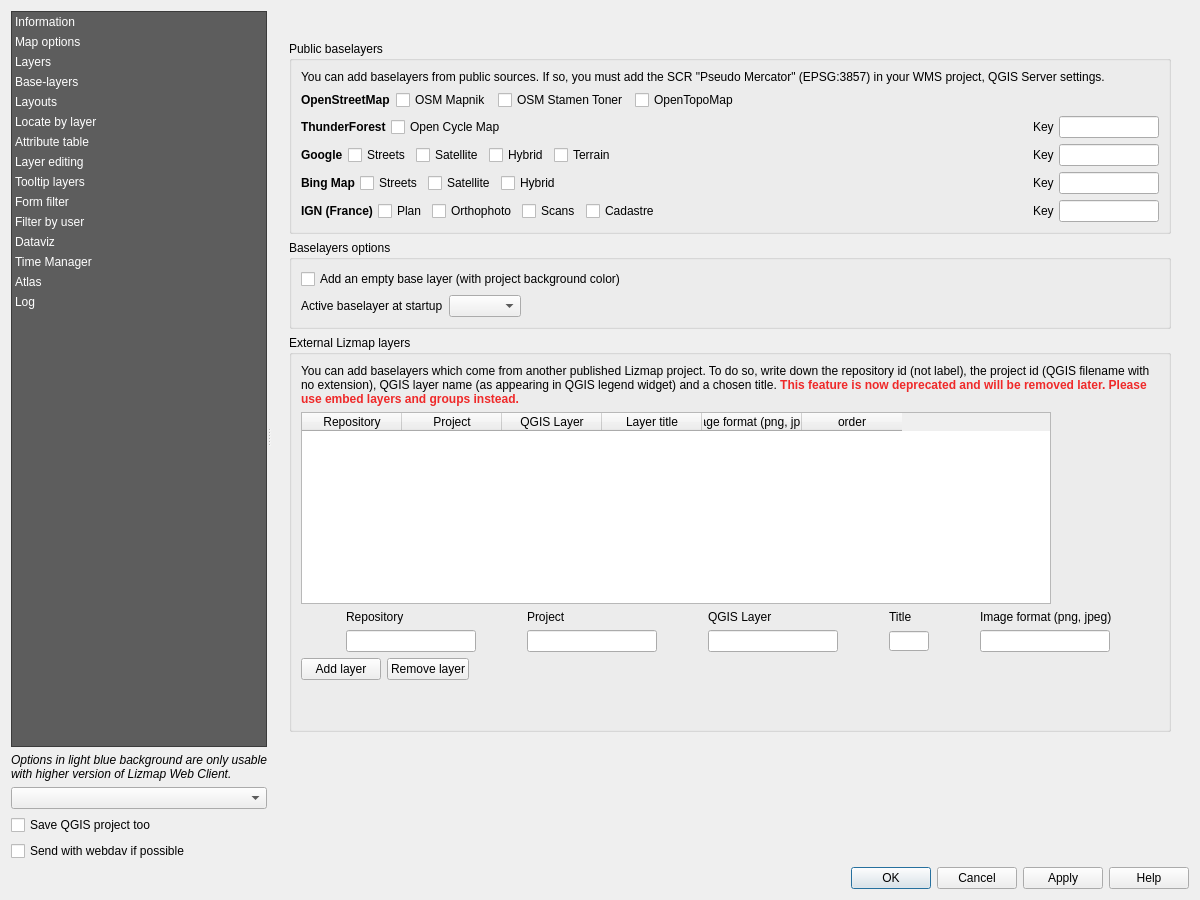
Qt form lizmap/resources/ui/ui_lizmap.ui (3liz/lizmap-plugin) before a commit.
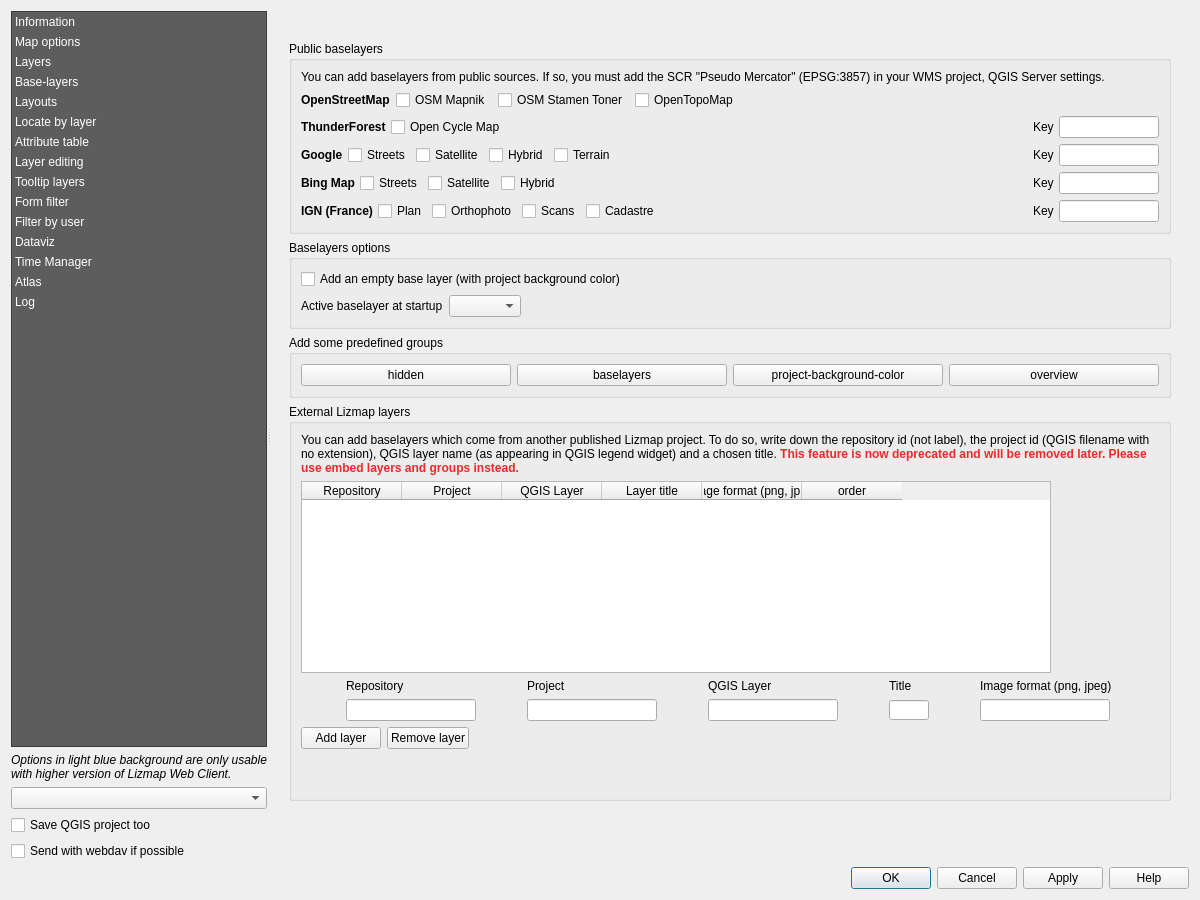
The same form after that commit. The open tabs and pages were chosen to show the change. Custom widgets are drawn as their Qt base class.

Commit message: UX - Add helpers about predefined groups in the legend

What changed in the file:
```diff
--- a/lizmap/resources/ui/ui_lizmap.ui
+++ b/lizmap/resources/ui/ui_lizmap.ui
@@ -2583,6 +2583,43 @@
                  </layout>
                 </widget>
                </item>
+               <item>
+                <widget class="QGroupBox" name="predefined_groups">
+                 <property name="title">
+                  <string>Add some predefined groups</string>
+                 </property>
+                 <layout class="QHBoxLayout" name="horizontalLayout_43">
+                  <item>
+                   <widget class="QPushButton" name="add_group_hidden">
+                    <property name="text">
+                     <string>hidden</string>
+                    </property>
+                   </widget>
+                  </item>
+                  <item>
+                   <widget class="QPushButton" name="add_group_baselayers">
+                    <property name="text">
+                     <string>baselayers</string>
+                    </property>
+                   </widget>
+                  </item>
+                  <item>
+                   <widget class="QPushButton" name="add_group_empty">
+                    <property name="text">
+                     <string>project-background-color</string>
+                    </property>
+                   </widget>
+                  </item>
+                  <item>
+                   <widget class="QPushButton" name="add_group_overview">
+                    <property name="text">
+                     <string>overview</string>
+                    </property>
+                   </widget>
+                  </item>
+                 </layout>
+                </widget>
+               </item>
                <item>
                 <widget class="QGroupBox" name="gb_lizmapExternalBaselayers">
                  <property name="title">
```
The commit also changes 2 other files.
